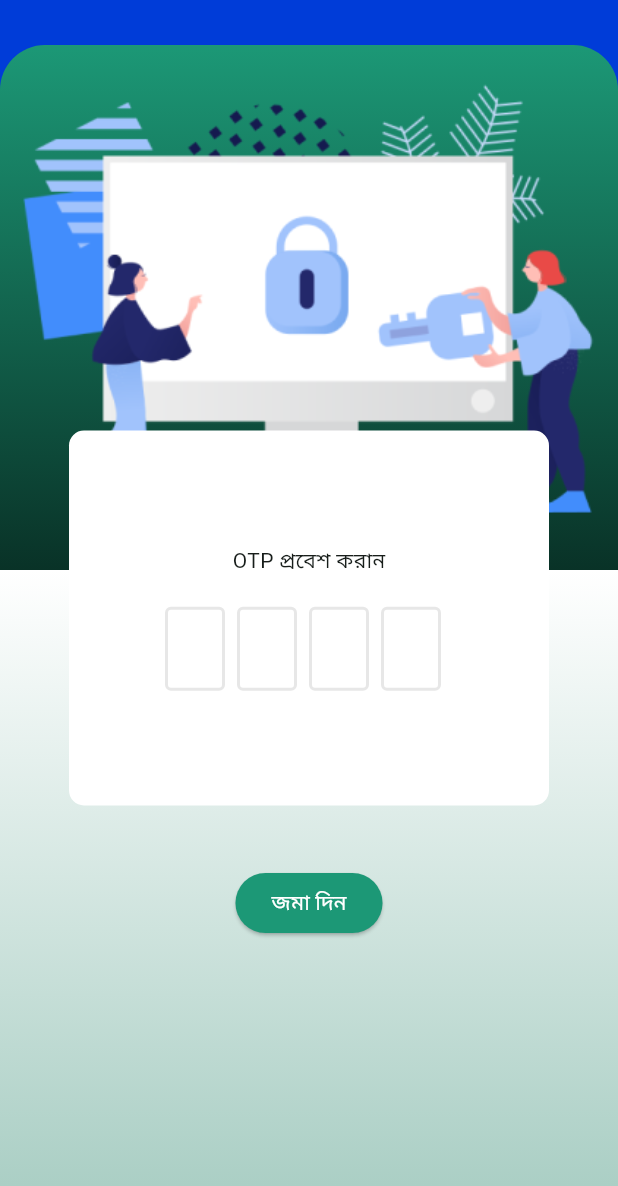
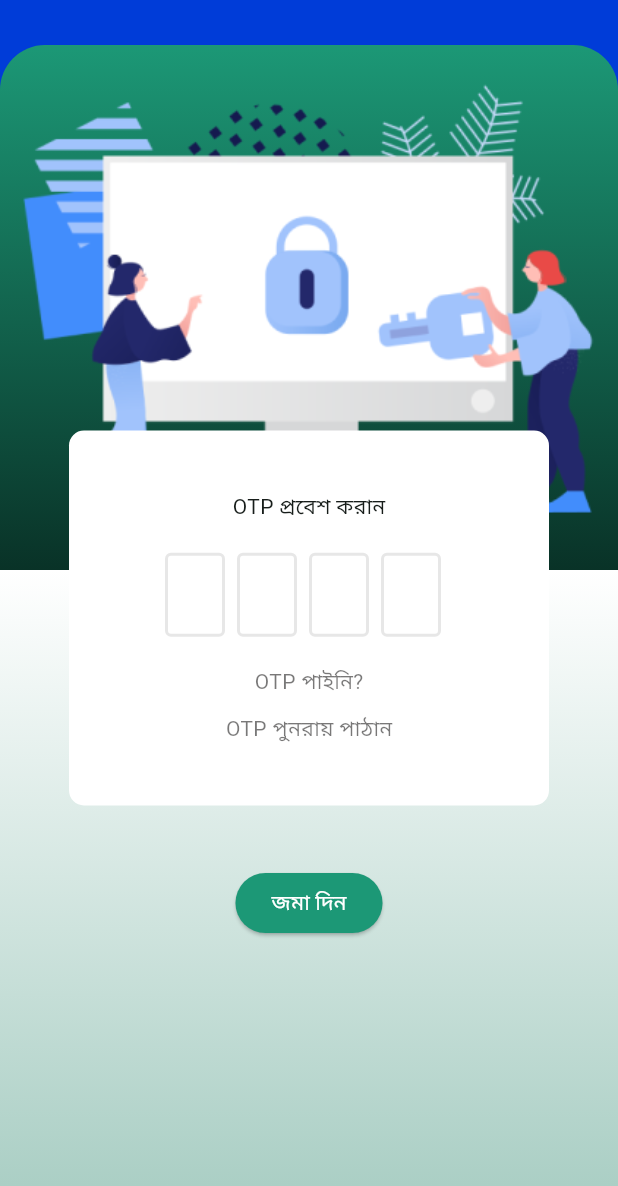
Before and after one commit to Milon3658/chicken_app, a Flutter app: the OtpView screen opened by its route, on a phone screen of 412 x 824 dp. Shown: the top 1186 px of the screen. Run offline on Flutter 3.47's test engine with Material 3 defaults, Android fonts, the phone set to English and light mode, and no system bars; drawn by our look-alikes of flutter_otp_text_field; our stand-ins replace flutter_toggle_tab, gap, get.

Commit message:
Add OTP view prompts for resending OTP with user-friendly messages

```diff
--- a/lib/app/modules/otp/views/otp_view.dart
+++ b/lib/app/modules/otp/views/otp_view.dart
@@ -112,6 +112,26 @@ class OtpView extends GetView<OtpController> {
                         }, // end onSubmit
                       ),
                     ),
+                    Gap(20),
+                    Center(
+                      child: Text(
+                        'OTP পাইনি?',
+                        style: TextStyle(
+                          color: greyText.withOpacity(0.58),
+                          fontSize: 14,
+                        ),
+                      ),
+                    ),
+                    Gap(10),
+                    Center(
+                      child: Text(
+                        'OTP পুনরায় পাঠান',
+                        style: TextStyle(
+                          color: greyText.withOpacity(0.58),
+                          fontSize: 14,
+                        ),
+                      ),
+                    ),
                   ],
                 ),
               )),
```
